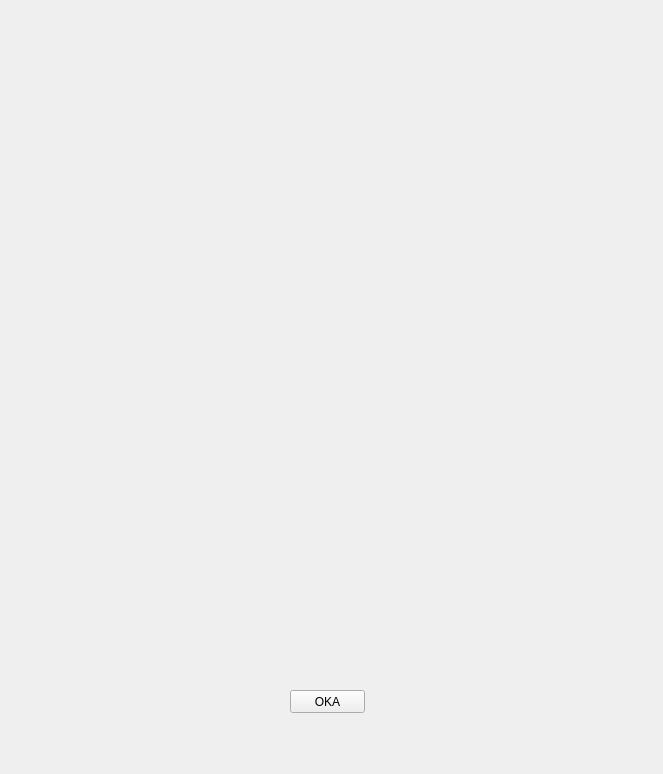
Ersa77/teggium_evaluations, file interfaces/analista_calidad/show_analyst_data.ui: the form before one commit.
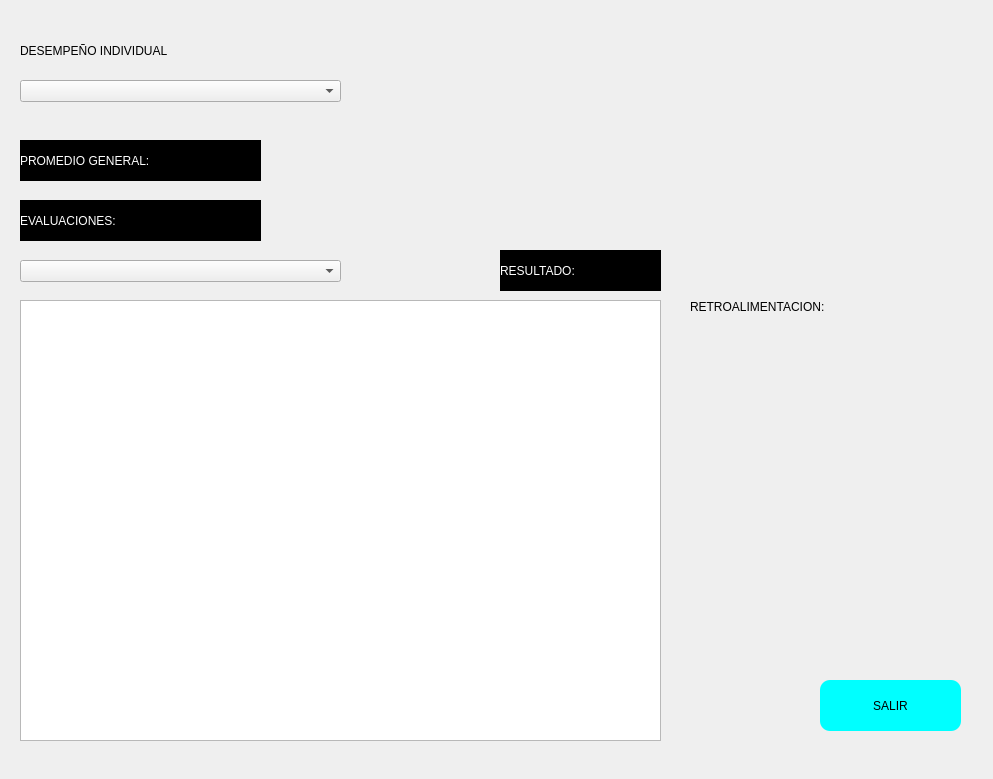
The form after the commit. Icons and pictures are not drawn.

The edit to the form file:
```diff
--- a/interfaces/analista_calidad/show_analyst_data.ui
+++ b/interfaces/analista_calidad/show_analyst_data.ui
@@ -6,42 +6,198 @@
    <rect>
     <x>0</x>
     <y>0</y>
-    <width>663</width>
-    <height>774</height>
+    <width>993</width>
+    <height>779</height>
    </rect>
   </property>
   <property name="windowTitle">
    <string>Form</string>
   </property>
-  <widget class="QLabel" name="respuestas">
+  <property name="styleSheet">
+   <string notr="true">QPushButton {background-color: rgb(0, 255, 255);
+font: 14pt &quot;Arial&quot;;
+border-radius: 10px;
+border-width: 2px;
+hover: rgb(212, 255, 252)
+}
+
+QPushButton:hover {
+background-color: rgb(100, 255, 255);
+}
+
+QPushButton:pressed {
+background-color: rgb(27, 198, 186)
+}
+
+QLabel{
+font: 14pt &quot;Arial&quot;;
+}
+
+#logout_button {background-color: rgb(255, 80, 80);
+font: 14pt &quot;Arial&quot;;
+border-radius: 10px;
+border-width: 2px;
+hover: rgb(212, 255, 252)
+}
+
+#logout_button:hover {
+background-color: rgb(255, 136, 136);
+}
+
+#logout_button:pressed {
+background-color: rgb(186, 3, 3)
+}
+
+#welcome_label_analista_calidad{
+font: 18pt &quot;Arial&quot;;
+}
+</string>
+  </property>
+  <widget class="QLabel" name="tittuloxd">
    <property name="geometry">
     <rect>
      <x>20</x>
-     <y>20</y>
-     <width>611</width>
-     <height>621</height>
+     <y>30</y>
+     <width>241</width>
+     <height>41</height>
+    </rect>
+   </property>
+   <property name="text">
+    <string>DESEMPEÑO INDIVIDUAL</string>
+   </property>
+  </widget>
+  <widget class="QComboBox" name="userFilter">
+   <property name="geometry">
+    <rect>
+     <x>20</x>
+     <y>80</y>
+     <width>321</width>
+     <height>22</height>
+    </rect>
+   </property>
+  </widget>
+  <widget class="QTableView" name="listaEvaluaciones">
+   <property name="geometry">
+    <rect>
+     <x>20</x>
+     <y>300</y>
+     <width>641</width>
+     <height>441</height>
+    </rect>
+   </property>
+  </widget>
+  <widget class="QLabel" name="promedioUser">
+   <property name="geometry">
+    <rect>
+     <x>20</x>
+     <y>140</y>
+     <width>241</width>
+     <height>41</height>
+    </rect>
+   </property>
+   <property name="styleSheet">
+    <string notr="true">background-color: rgb(0, 0, 0);
+font: 10pt &quot;MS Shell Dlg 2&quot;;
+color: rgb(255, 255, 255);</string>
+   </property>
+   <property name="text">
+    <string>PROMEDIO GENERAL: </string>
+   </property>
+  </widget>
+  <widget class="QLabel" name="evaluaciones">
+   <property name="geometry">
+    <rect>
+     <x>20</x>
+     <y>200</y>
+     <width>241</width>
+     <height>41</height>
+    </rect>
+   </property>
+   <property name="styleSheet">
+    <string notr="true">background-color: rgb(0, 0, 0);
+font: 10pt &quot;MS Shell Dlg 2&quot;;
+color: rgb(255, 255, 255);</string>
+   </property>
+   <property name="text">
+    <string>EVALUACIONES:</string>
+   </property>
+  </widget>
+  <widget class="QPushButton" name="exit">
+   <property name="geometry">
+    <rect>
+     <x>820</x>
+     <y>680</y>
+     <width>141</width>
+     <height>51</height>
+    </rect>
+   </property>
+   <property name="text">
+    <string>SALIR</string>
+   </property>
+  </widget>
+  <widget class="QComboBox" name="siniestroFilter">
+   <property name="geometry">
+    <rect>
+     <x>20</x>
+     <y>260</y>
+     <width>321</width>
+     <height>22</height>
+    </rect>
+   </property>
+  </widget>
+  <widget class="QLabel" name="logo">
+   <property name="geometry">
+    <rect>
+     <x>710</x>
+     <y>10</y>
+     <width>251</width>
+     <height>101</height>
     </rect>
    </property>
    <property name="text">
     <string/>
    </property>
+   <property name="pixmap">
+    <pixmap>../../media/imagenes/logo.jpg</pixmap>
+   </property>
+  </widget>
+  <widget class="QLabel" name="promedioEvaluacion">
+   <property name="geometry">
+    <rect>
+     <x>500</x>
+     <y>250</y>
+     <width>161</width>
+     <height>41</height>
+    </rect>
+   </property>
+   <property name="styleSheet">
+    <string notr="true">background-color: rgb(0, 0, 0);
+font: 10pt &quot;MS Shell Dlg 2&quot;;
+color: rgb(255, 255, 255);</string>
+   </property>
+   <property name="text">
+    <string>RESULTADO: </string>
+   </property>
+  </widget>
+  <widget class="QLabel" name="retro">
+   <property name="geometry">
+    <rect>
+     <x>690</x>
+     <y>300</y>
+     <width>261</width>
+     <height>331</height>
+    </rect>
+   </property>
+   <property name="styleSheet">
+    <string notr="true">font: 12pt &quot;Arial&quot;;</string>
+   </property>
+   <property name="text">
+    <string>RETROALIMENTACION: </string>
+   </property>
    <property name="alignment">
     <set>Qt::AlignLeading|Qt::AlignLeft|Qt::AlignTop</set>
    </property>
   </widget>
-  <widget class="QPushButton" name="oka">
-   <property name="geometry">
-    <rect>
-     <x>290</x>
-     <y>690</y>
-     <width>75</width>
-     <height>23</height>
-    </rect>
-   </property>
-   <property name="text">
-    <string>OKA</string>
-   </property>
-  </widget>
  </widget>
  <resources/>
  <connections/>
```
